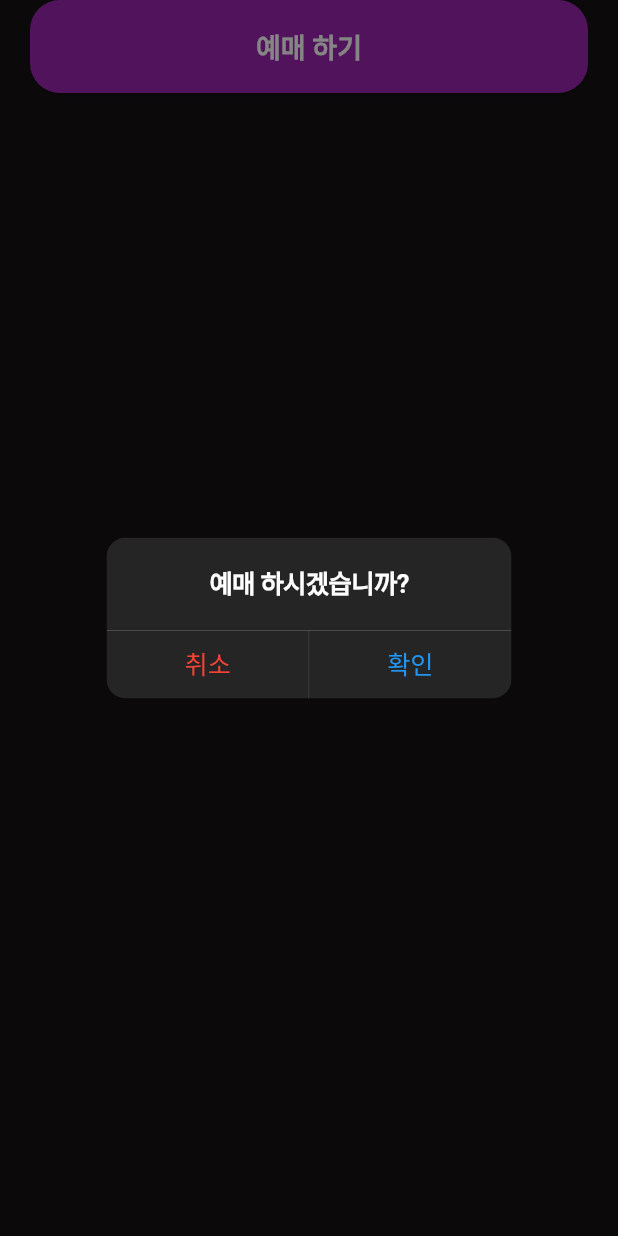
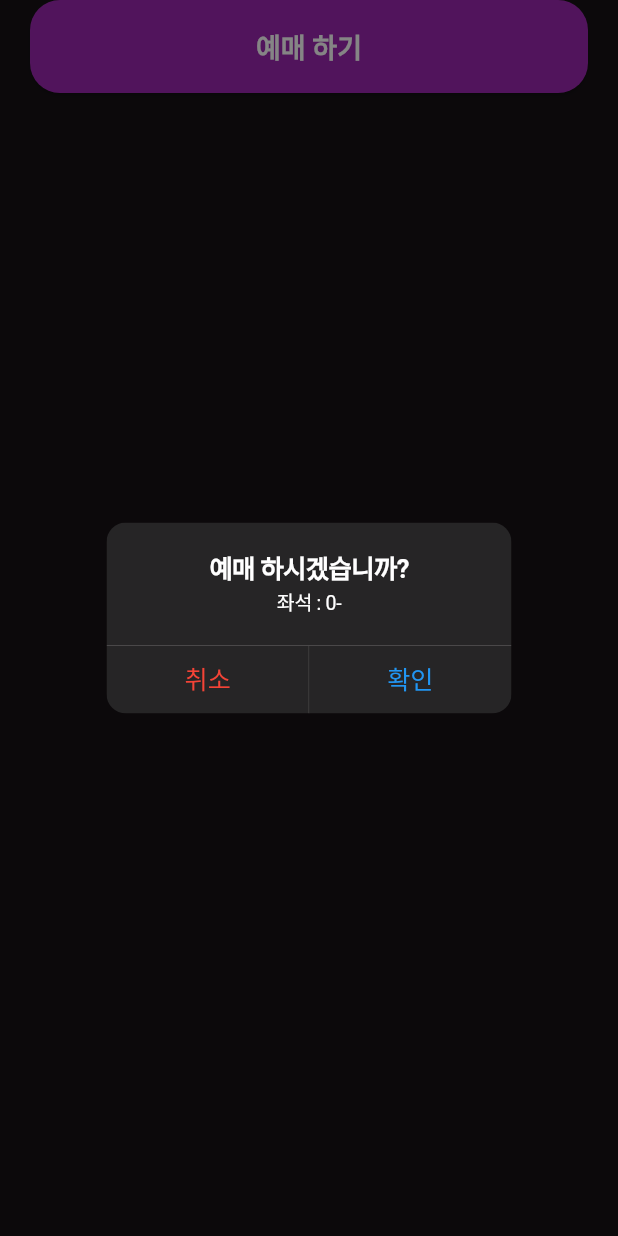
Before and after one commit to idikim/flutter_train_app, a Flutter app: the SeatBottom widget shown alone on an empty page, opened directly with empty values, after a tap on "예매 하기", on a phone screen of 412 x 824 dp. Run offline on Flutter 3.47's test engine with Material 3 defaults, Android fonts, the phone set to English and light mode, and no system bars.

Commit message:
쿠퍼티노 알림창 수정

```diff
--- a/lib/pages/widgets/seat_bottom.dart
+++ b/lib/pages/widgets/seat_bottom.dart
@@ -31,6 +31,8 @@ class _SeatBottomState extends State<SeatBottom> {
                       context: context,
                       builder: (context) => CupertinoAlertDialog(
                         title: const Text("예매 하시겠습니까?"),
+                        content: Text(
+                            '좌석 : ${widget.selectedRow}-${widget.selectedCol}'),
                         actions: [
                           CupertinoDialogAction(
                             onPressed: () {
```
